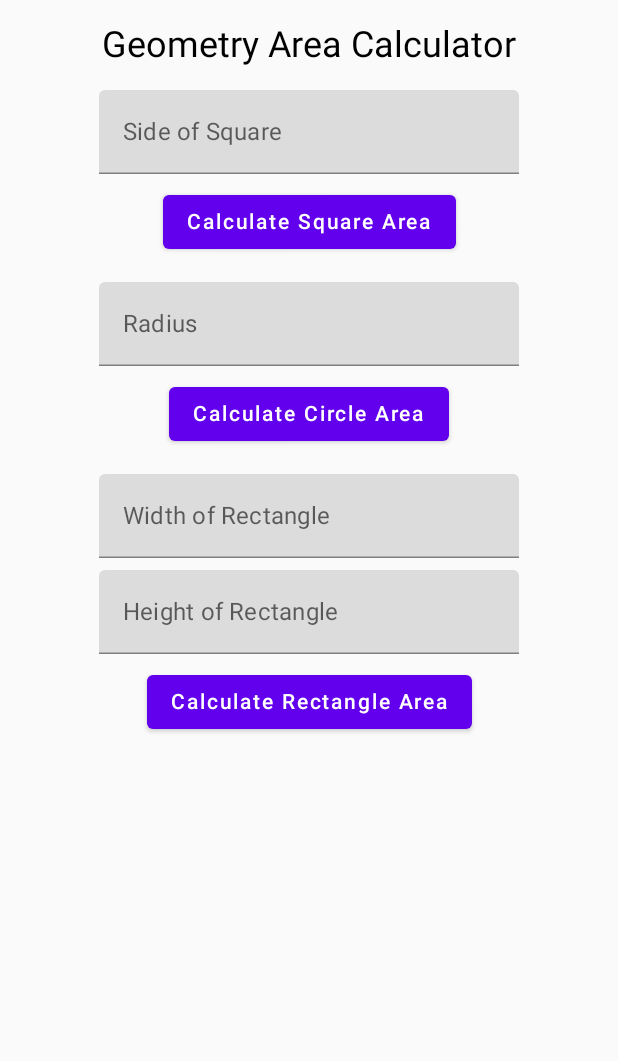
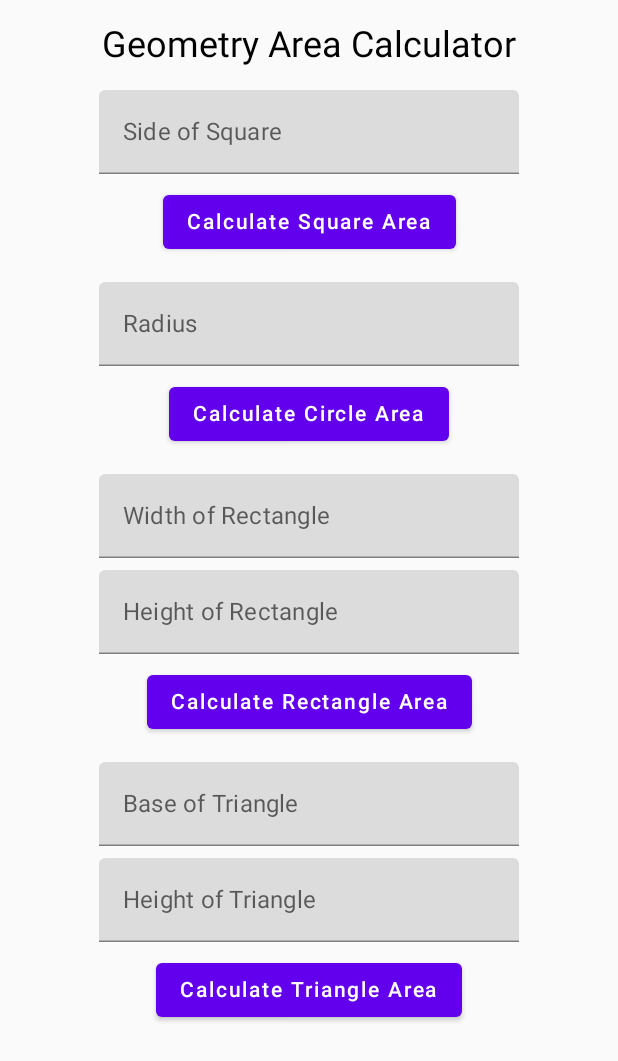
Before and after one commit to Nazar-Badalan/GeometryCalculator, an Android app built with Jetpack Compose: the screen it shows after launch (MainActivity), on a phone screen of 412 x 824 dp. Shown: the top 1061 px of the screen. Run offline under Robolectric (Android 15) with nearby library versions, the phone set to English and light mode, and no system bars.

Commit message:
Added triangle area calculation

```diff
--- a/app/src/main/java/com/example/geometrycalculator/MainActivity.kt
+++ b/app/src/main/java/com/example/geometrycalculator/MainActivity.kt
@@ -30,6 +30,8 @@ fun GeometryCalculatorApp() {
     var radius by remember { mutableStateOf("") }
     var width by remember { mutableStateOf("") }
     var height by remember { mutableStateOf("") }
+    var base by remember { mutableStateOf("") }
+    var triangleHeight by remember { mutableStateOf("") }
     var areaResult by remember { mutableStateOf("") }
 
     Column(
@@ -117,6 +119,37 @@ fun GeometryCalculatorApp() {
 
         Spacer(modifier = Modifier.height(16.dp))
 
+        // Triangle Input and Calculation
+        TextField(
+            value = base,
+            onValueChange = { base = it },
+            label = { Text("Base of Triangle") }
+        )
+
+        Spacer(modifier = Modifier.height(8.dp))
+
+        TextField(
+            value = triangleHeight,
+            onValueChange = { triangleHeight = it },
+            label = { Text("Height of Triangle") }
+        )
+
+        Spacer(modifier = Modifier.height(8.dp))
+
+        Button(onClick = {
+            areaResult = if (base.isNotEmpty() && triangleHeight.isNotEmpty()) {
+                val b = base.toDouble()
+                val h = triangleHeight.toDouble()
+                "Triangle Area: ${(b * h) / 2}"
+            } else {
+                "Please enter valid base and height"
+            }
+        }) {
+            Text("Calculate Triangle Area")
+        }
+
+        Spacer(modifier = Modifier.height(16.dp))
+
         // Display result
         Text(areaResult)
     }
```
